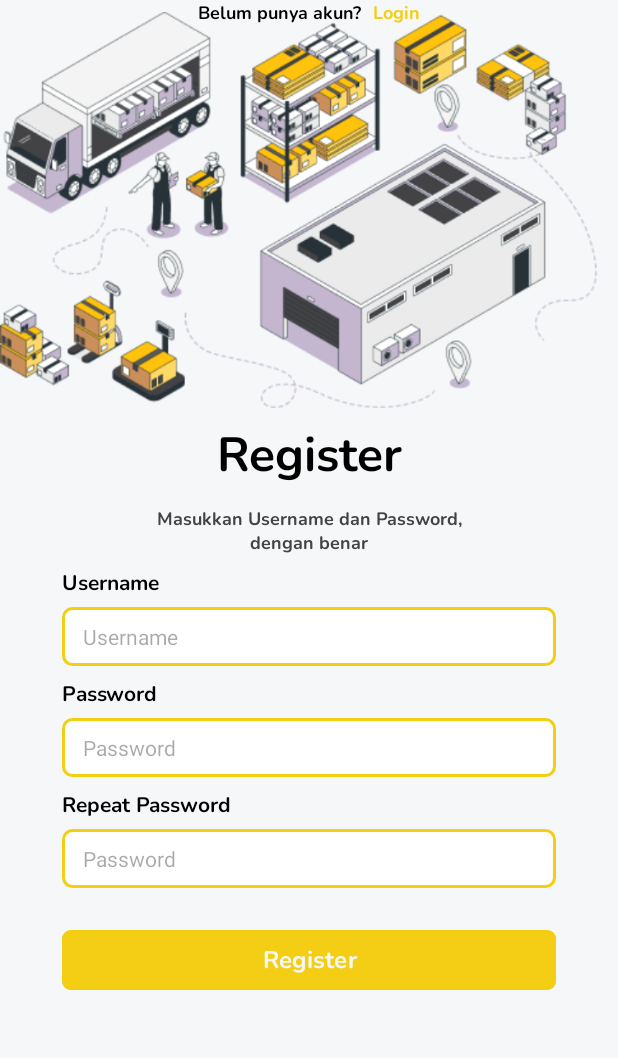
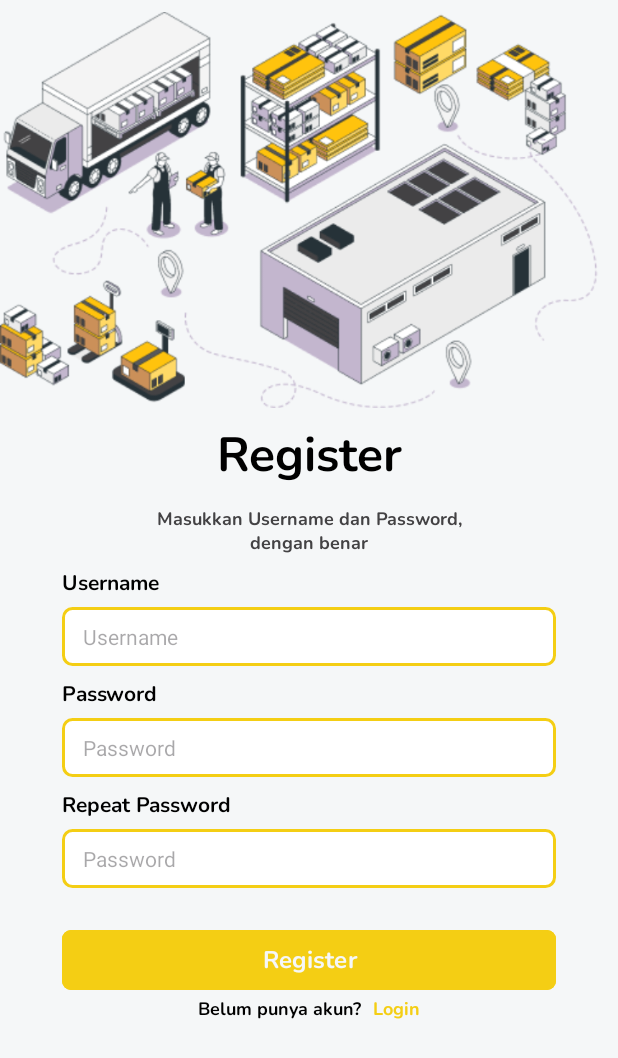
Before and after one commit to hamdaniqhmqd/APK-Monitoring-Gudang, an Android app: the RegisterActivity screen opened directly, with no data from a screen before it, on a phone screen of 412 x 824 dp. Shown: the top 1058 px of the screen. Run offline under Robolectric (Android 15) with nearby library versions, the phone set to English and light mode, and no system bars.

```diff
--- a/app/src/main/res/layout/activity_login.xml
+++ b/app/src/main/res/layout/activity_login.xml
@@ -80,6 +80,7 @@
         android:layout_height="wrap_content"
         android:hint="Username"
         android:textSize="14sp"
+        android:textColor="@color/hitam"
         android:background="@drawable/rounded_input"
         android:paddingHorizontal="14dp"
         android:paddingVertical="10dp"
@@ -108,6 +109,7 @@
         android:layout_height="wrap_content"
         android:hint="Password"
         android:textSize="14sp"
+        android:textColor="@color/hitam"
         android:background="@drawable/rounded_input"
         android:paddingHorizontal="14dp"
         android:paddingVertical="10dp"
--- a/app/src/main/res/layout/activity_register.xml
+++ b/app/src/main/res/layout/activity_register.xml
@@ -80,6 +80,7 @@
         android:layout_height="wrap_content"
         android:hint="Username"
         android:textSize="14sp"
+        android:textColor="@color/hitam"
         android:background="@drawable/rounded_input"
         android:paddingHorizontal="14dp"
         android:paddingVertical="10dp"
@@ -108,6 +109,7 @@
         android:layout_height="wrap_content"
         android:hint="Password"
         android:textSize="14sp"
+        android:textColor="@color/hitam"
         android:background="@drawable/rounded_input"
         android:paddingHorizontal="14dp"
         android:paddingVertical="10dp"
@@ -136,6 +138,7 @@
         android:layout_height="wrap_content"
         android:hint="Password"
         android:textSize="14sp"
+        android:textColor="@color/hitam"
         android:background="@drawable/rounded_input"
         android:paddingHorizontal="14dp"
         android:paddingVertical="10dp"
@@ -165,12 +168,11 @@
         android:id="@+id/wadah_footer"
         android:layout_width="0dp"
         android:layout_height="wrap_content"
-        android:layout_marginTop="8dp"
+        android:gravity="center"
         android:orientation="horizontal"
-        android:gravity="center"
         app:layout_constraintEnd_toStartOf="@+id/kanan"
         app:layout_constraintStart_toStartOf="@+id/kiri"
-        app:layout_constraintTop_toBottomOf="@+id/btnLogin"
+        app:layout_constraintTop_toBottomOf="@+id/btnRegister"
         tools:ignore="MissingConstraints">
 
         <TextView
```
Also changed, not shown: app/src/main/java/com/tugas/aplikasimonitoringgudang/ui/login/LoginActivity.kt (+10 -0 lines), app/src/main/java/com/tugas/aplikasimonitoringgudang/ui/register/RegisterActivity.kt (+10 -0 lines).
